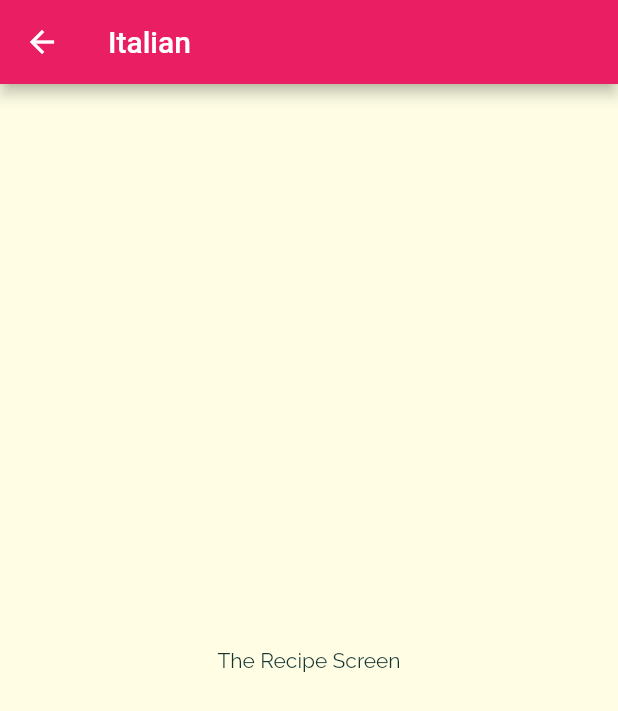
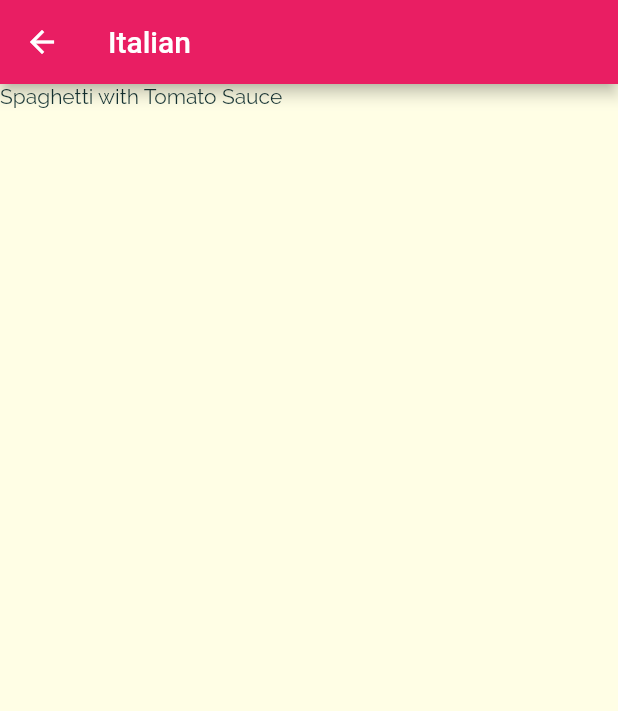
Before and after one commit to OstrichFarmer/food_vault, a Flutter app: the screen it shows after launch, after a tap on "Italian", on a phone screen of 412 x 824 dp. Shown: the top 711 px of the screen. Run offline on Flutter 3.47's test engine with Material 2 defaults, Android fonts, the phone set to English and light mode, and no system bars.

Commit message:
Added the select meal according to category

```diff
--- a/lib/category_meals_screen.dart
+++ b/lib/category_meals_screen.dart
@@ -1,4 +1,5 @@
 import 'package:flutter/material.dart';
+import '../dummy_data.dart';
 
 class CategoryMealsScreen extends StatelessWidget {
   const CategoryMealsScreen({Key? key}) : super(key: key);
@@ -15,13 +16,18 @@ class CategoryMealsScreen extends StatelessWidget {
         ModalRoute.of(context)!.settings.arguments as Map<String, String>;
     final categoryTitle = routeArgs['title'];
     final categoryId = routeArgs['id'];
+    final categoryMeals = DUMMY_MEALS.where((meal) {
+      return meal.categories.contains(categoryId);
+    }).toList();
     return Scaffold(
-      appBar: AppBar(
-        title: Text(categoryTitle!),
-      ),
-      body: const Center(
-        child: Text('The Recipe Screen'),
-      ),
-    );
+        appBar: AppBar(
+          title: Text(categoryTitle!),
+        ),
+        body: ListView.builder(
+          itemBuilder: (ctx, index) {
+            return Text(categoryMeals[index].title);
+          },
+          itemCount: categoryMeals.length,
+        ));
   }
 }
--- a/lib/models/meal.dart
+++ b/lib/models/meal.dart
@@ -1,3 +1,5 @@
+// ignore_for_file: constant_identifier_names
+
 enum Complexity { Simple, Challenging, Hard }
 enum Affordability { Affordable, Pricey, Luxurious }
 
```
